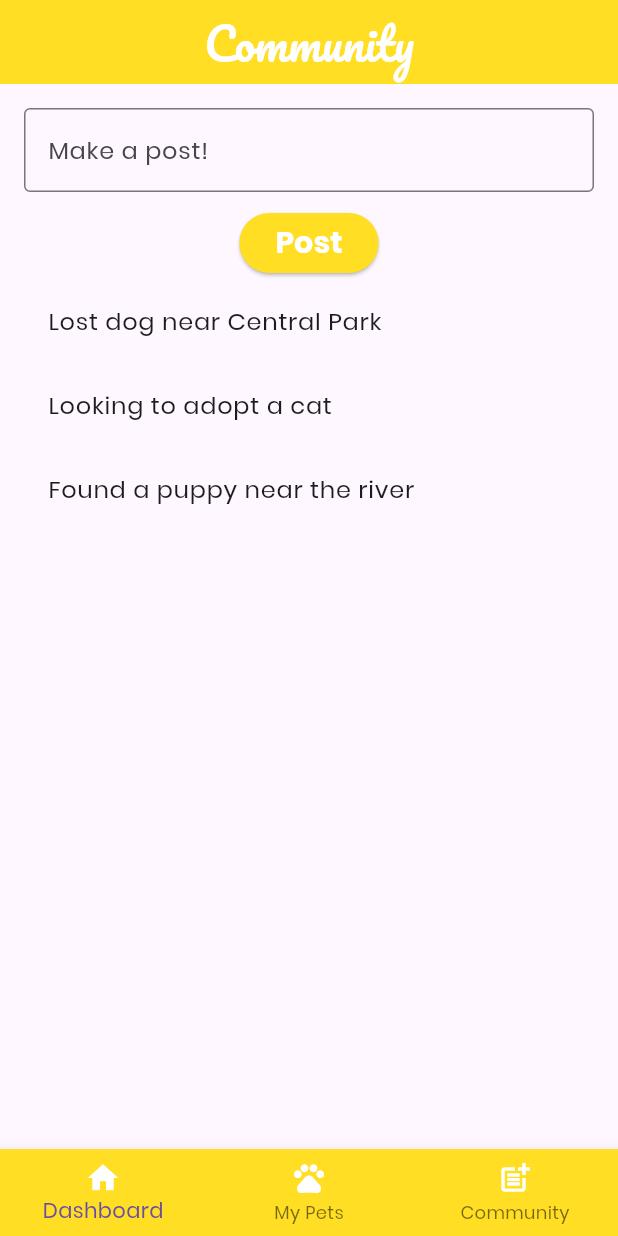
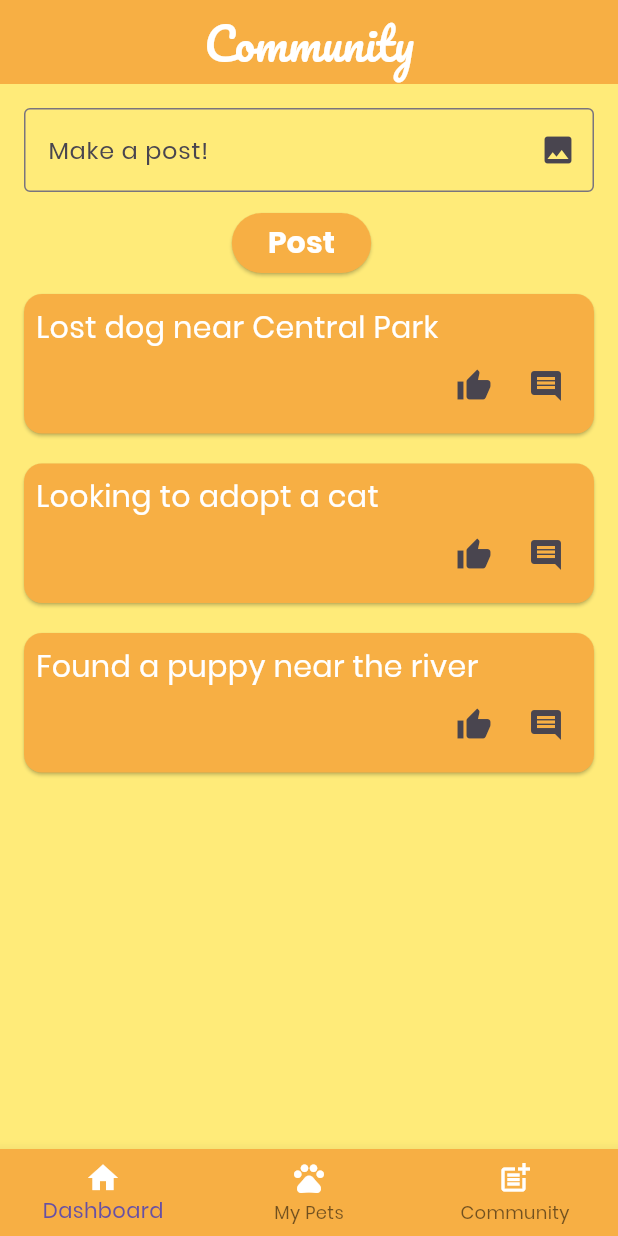
Before and after one commit to syk08/PetPal, a Flutter app: the PostsPage screen opened by its route, on a phone screen of 412 x 824 dp. Run offline on Flutter 3.47's test engine with Material 3 defaults, Android fonts, the phone set to English and light mode, and no system bars; our stand-ins replace flutter_svg, go_router, image_picker.

Commit message:
comments added to posts + image picker

```diff
--- a/lib/screens/posts.dart
+++ b/lib/screens/posts.dart
@@ -1,7 +1,9 @@
+import 'package:flutter/foundation.dart';
 import 'package:flutter/material.dart';
 import 'package:go_router/go_router.dart';
+import 'package:image_picker/image_picker.dart';
 import 'package:pet_pal/widgets/navbar.dart';
-import '../widgets/card.dart';
+import 'dart:io';
 
 class PostsPage extends StatefulWidget {
   static const routeName = '/posts';
@@ -14,16 +16,36 @@ class PostsPage extends StatefulWidget {
 
 class _PostsPageState extends State<PostsPage> {
   final TextEditingController _controller = TextEditingController();
-  List<String> posts = [
-    "Lost dog near Central Park",
-    "Looking to adopt a cat",
-    "Found a puppy near the river",
+  List<Map<String, dynamic>> posts = [
+    {"text": "Lost dog near Central Park", "image": null, "comments": []},
+    {"text": "Looking to adopt a cat", "image": null, "comments": []},
+    {"text": "Found a puppy near the river", "image": null, "comments": []},
   ];
+
+  File? _image;
 
   void _addPost() {
     setState(() {
-      posts.add(_controller.text);
+      posts.add({"text": _controller.text, "image": _image, "comments": []});
       _controller.clear();
+      _image = null;
+    });
+  }
+
+  Future<void> _pickImage() async {
+    final pickedFile =
+        await ImagePicker().pickImage(source: ImageSource.gallery);
+
+    setState(() {
+      if (pickedFile != null) {
+        _image = File(pickedFile.path);
+      }
+    });
+  }
+
+  void _addComment(int index, String comment) {
+    setState(() {
+      posts[index]['comments'].add(comment);
     });
   }
 
@@ -46,6 +68,7 @@ class _PostsPageState extends State<PostsPage> {
   @override
   Widget build(BuildContext context) {
     return Scaffold(
+      backgroundColor: Color.fromARGB(255, 255, 235, 121),
       appBar: Navbar(
         title: 'Community',
         currentIndex: _selectedIndex,
@@ -60,9 +83,18 @@ class _PostsPageState extends State<PostsPage> {
               decoration: InputDecoration(
                 labelText: 'Make a post!',
                 border: OutlineInputBorder(),
+                suffixIcon: IconButton(
+                  icon: Icon(
+                    Icons.photo,
+                  ),
+                  onPressed: _pickImage,
+                ),
               ),
             ),
             SizedBox(height: 10),
+            Row(
+              mainAxisAlignment: MainAxisAlignment.center,
+              children: [
                 ElevatedButton(
                   onPressed: _addPost,
                   child: Text(
@@ -70,17 +102,89 @@ class _PostsPageState extends State<PostsPage> {
                     style: TextStyle(fontSize: 20, fontWeight: FontWeight.w600),
                   ),
                   style: ElevatedButton.styleFrom(
-                  backgroundColor: Color.fromARGB(255, 255, 222, 36),
-                  foregroundColor:
-                      Colors.white // Change the background color of the button
+                    backgroundColor: Color.fromARGB(255, 247, 175, 68),
+                    foregroundColor: Colors.white,
                   ),
+                ),
+                SizedBox(width: 10),
+              ],
             ),
             Expanded(
               child: ListView.builder(
                 itemCount: posts.length,
                 itemBuilder: (context, index) {
-                  return ListTile(
-                    title: Text(posts[index]),
+                  return Card(
+                    color: Color.fromARGB(255, 247, 175, 68),
+                    margin: EdgeInsets.symmetric(vertical: 10),
+                    child: Padding(
+                      padding: const EdgeInsets.all(8.0),
+                      child: Column(
+                        crossAxisAlignment: CrossAxisAlignment.start,
+                        children: [
+                          if (posts[index]['image'] != null)
+                            Image.file(posts[index]['image']),
+                          Text(posts[index]['text'],
+                              style:
+                                  TextStyle(fontSize: 20, color: Colors.white)),
+                          Row(
+                            mainAxisAlignment: MainAxisAlignment.end,
+                            children: [
+                              IconButton(
+                                icon: Icon(Icons.thumb_up),
+                                onPressed: () {
+                                  // Handle like action
+                                },
+                              ),
+                              IconButton(
+                                icon: Icon(Icons.comment),
+                                onPressed: () {
+                                  // Show comment input dialog
+                                  showDialog(
+                                    context: context,
+                                    builder: (BuildContext context) {
+                                      final TextEditingController
+                                          _commentController =
+                                          TextEditingController();
+                                      return AlertDialog(
+                                        title: Text('Add a comment'),
+                                        content: TextField(
+                                          controller: _commentController,
+                                          decoration: InputDecoration(
+                                            labelText: 'Comment',
+                                          ),
+                                        ),
+                                        actions: [
+                                          ElevatedButton(
+                                            onPressed: () {
+                                              _addComment(index,
+                                                  _commentController.text);
+                                              Navigator.of(context).pop();
+                                            },
+                                            child: Text('Add'),
+                                          ),
+                                        ],
+                                      );
+                                    },
+                                  );
+                                },
+                              ),
+                            ],
+                          ),
+                          if (posts[index]['comments'].isNotEmpty)
+                            ExpansionTile(
+                              title: Text('View all comments'),
+                              children: posts[index]['comments']
+                                  .map<Widget>((comment) =>
+                                      ListTile(title: Text(comment)))
+                                  .toList(),
+                              backgroundColor:
+                                  Color.fromARGB(255, 226, 126, 38),
+                              collapsedBackgroundColor:
+                                  Color.fromARGB(255, 246, 192, 110),
+                            ),
+                        ],
+                      ),
+                    ),
                   );
                 },
               ),
--- a/lib/widgets/navbar.dart
+++ b/lib/widgets/navbar.dart
@@ -23,7 +23,7 @@ class Navbar extends StatelessWidget implements PreferredSizeWidget {
             fontSize: 30,
             fontWeight: FontWeight.w500),
       ),
-      backgroundColor: Color.fromARGB(255, 255, 222, 36),
+      backgroundColor: Color.fromARGB(255, 247, 175, 68),
       centerTitle: true,
     );
   }
@@ -46,7 +46,7 @@ class BottomNavbar extends StatelessWidget {
     return BottomNavigationBar(
       currentIndex: currentIndex,
       onTap: onTap,
-      backgroundColor: Color.fromARGB(255, 255, 222, 36),
+      backgroundColor: Color.fromARGB(255, 247, 175, 68),
       items: const [
         BottomNavigationBarItem(
           icon: Icon(
```
Also changed, not shown: pubspec.yaml (+5 -4 lines), pubspec.lock, 5 other files. Lines whose indentation alone changed are shown as unchanged.
